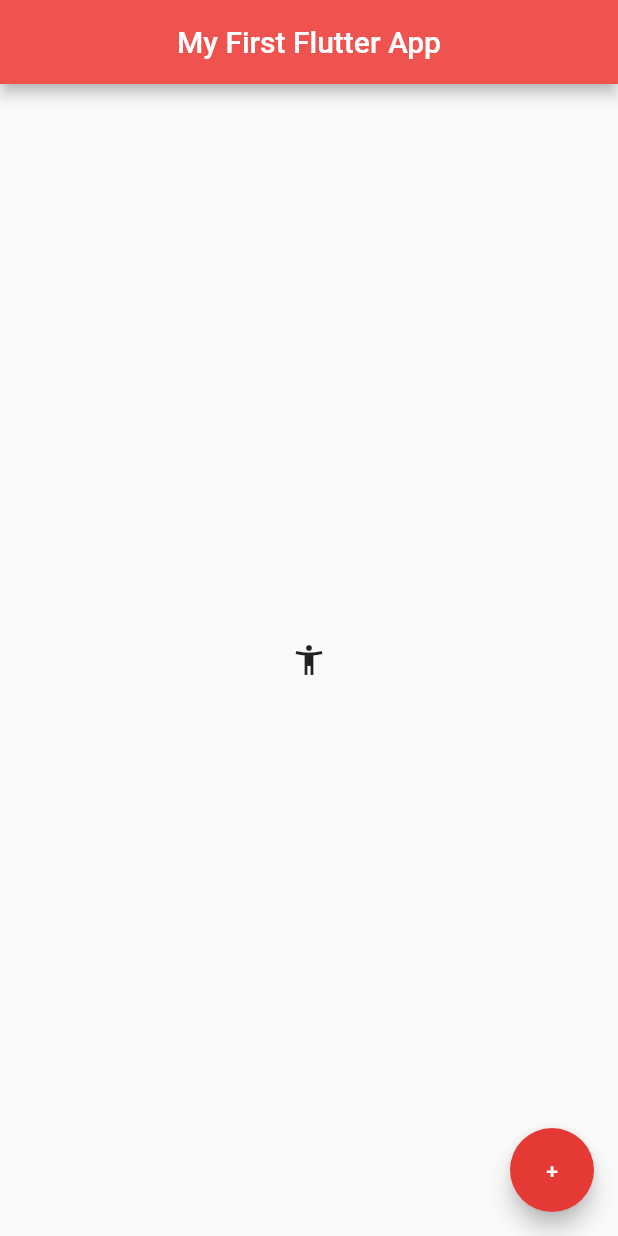
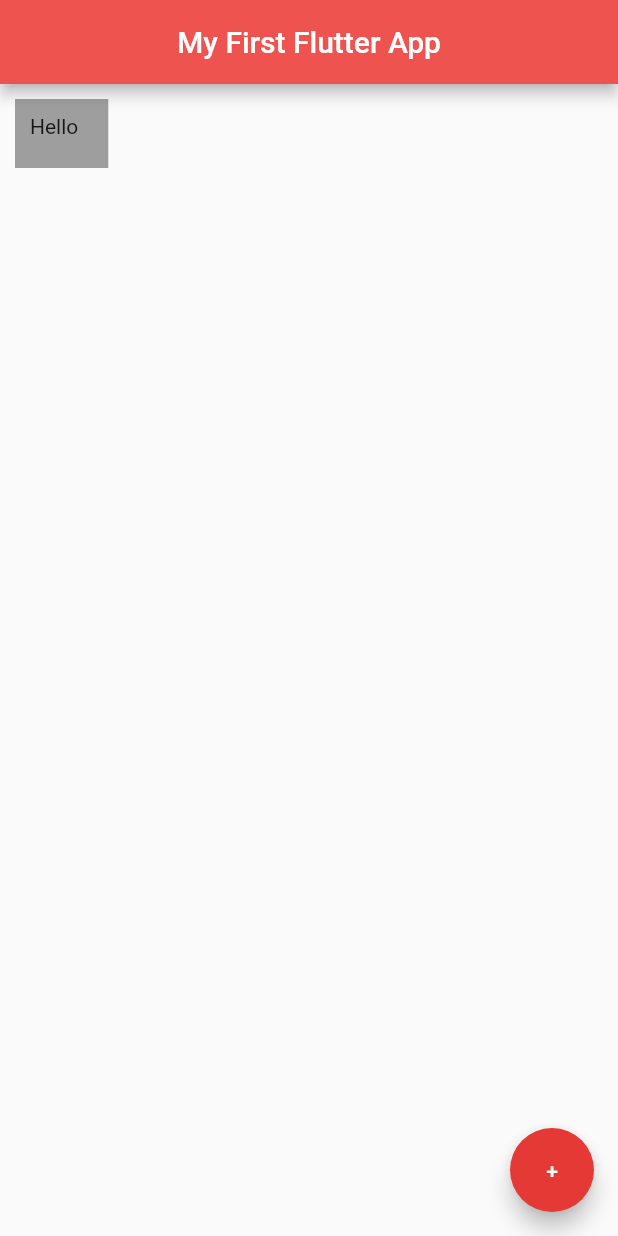
Before and after one commit to mekukun/flutter-exercise, a Flutter app: the screen it shows after launch, on a phone screen of 412 x 824 dp. Run offline on Flutter 3.47's test engine with Material 2 defaults, Android fonts, the light colour scheme and no system bars.

Commit message:
Using Container()

```diff
--- a/flutter_app_one/lib/main.dart
+++ b/flutter_app_one/lib/main.dart
@@ -18,13 +18,12 @@ class Home extends StatelessWidget {
         centerTitle: true,
         backgroundColor: Colors.red[400],
       ),
-      body: Center(
-          // Image.network("assets/gf.jpg")
-          child: IconButton(
-              onPressed: () {
-                print("u clicked me lol");
-              },
-              icon: const Icon(Icons.accessibility_new_sharp))),
+      body: Container(
+        color: Colors.grey,
+        padding: const EdgeInsets.fromLTRB(10, 10, 20, 20),
+        margin: const EdgeInsets.all(10),
+        child: const Text("Hello"),
+      ),
       floatingActionButton: FloatingActionButton(
         onPressed: () {},
         backgroundColor: Colors.red[600],
```
